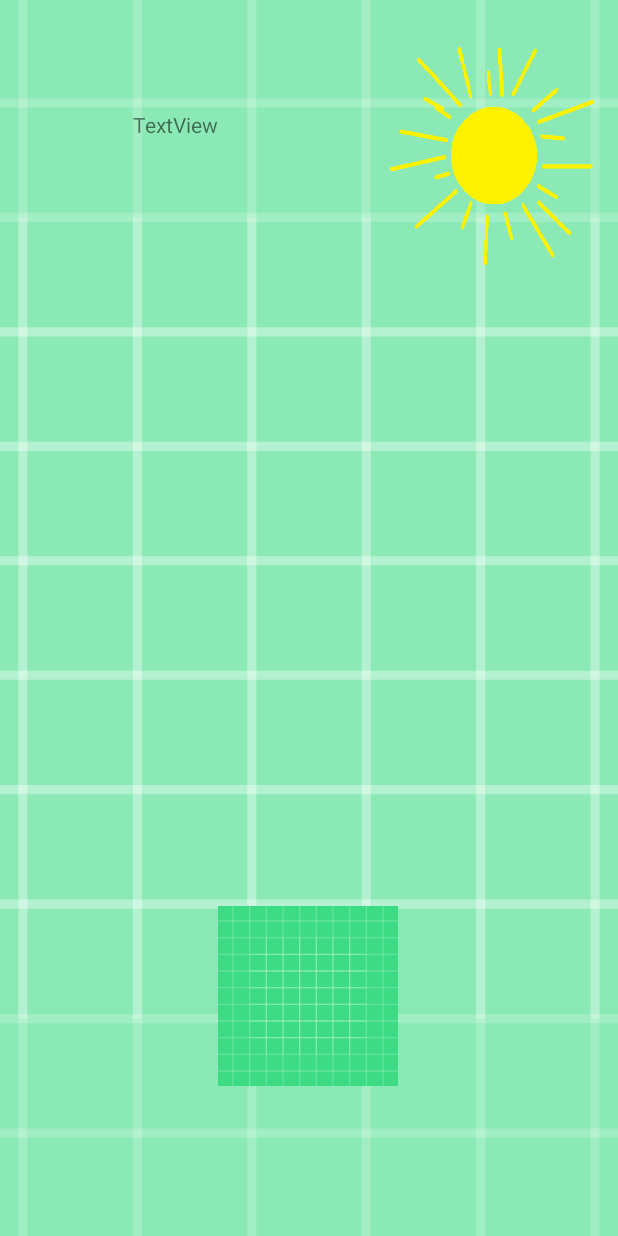
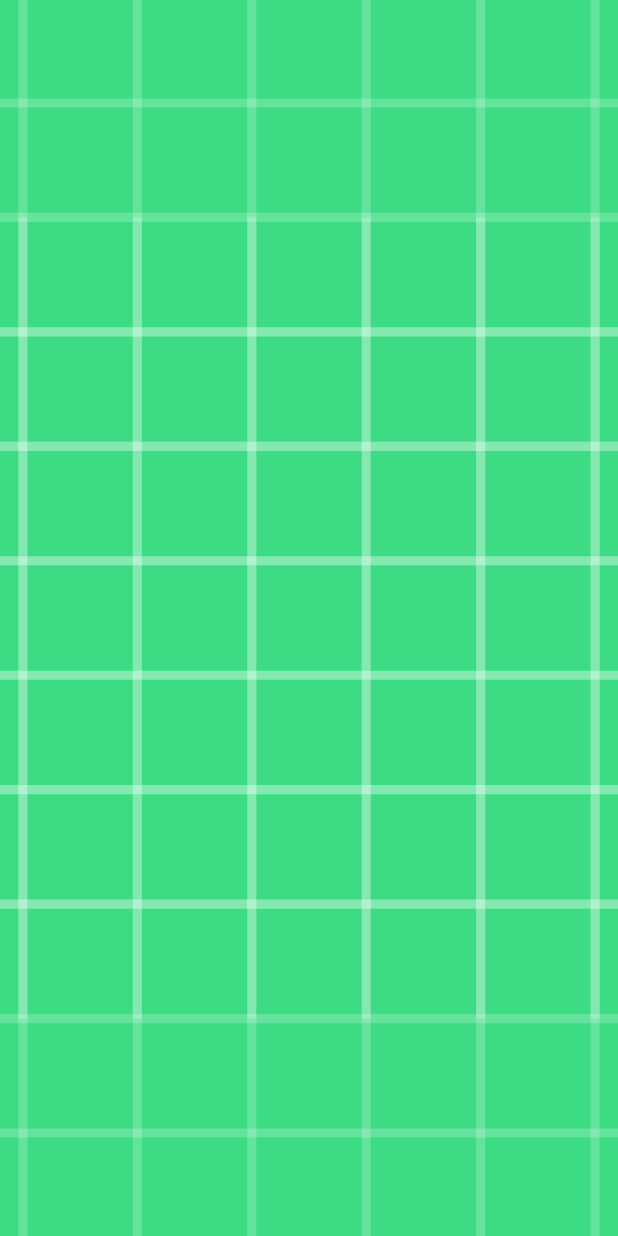
Before and after one commit to Pall00/AndroidProjektiRentoutusApp, an Android app: the layout activity_relaxing.xml on its own in the app's theme, with its tools: preview values and no code run, on a phone screen of 412 x 824 dp. Run offline under Robolectric (Android 15) with nearby library versions, the phone set to English and light mode, and no system bars.

Commit message:
Added pictures for relaxmode. Commit!

```diff
--- a/app/src/main/res/layout/activity_relaxing.xml
+++ b/app/src/main/res/layout/activity_relaxing.xml
@@ -5,14 +5,6 @@
     xmlns:tools="http://schemas.android.com/tools"
     android:layout_width="match_parent"
     android:layout_height="match_parent">
-
-    <ImageView
-        android:layout_width="match_parent"
-        android:layout_height="match_parent"
-        android:alpha="0.6"
-        android:id="@+id/imageView"
-        android:scaleType="centerCrop"
-        app:srcCompat="@drawable/ic_launcher_background"/>
 
     <androidx.constraintlayout.widget.ConstraintLayout
         android:layout_width="match_parent"
@@ -46,13 +38,23 @@
 
         <ImageView
             android:id="@+id/pupuView"
-            android:layout_width="120sp"
-            android:layout_height="160sp"
-            android:layout_marginBottom="80dp"
+            android:layout_width="60sp"
+            android:layout_height="120sp"
+            android:layout_marginBottom="16dp"
             app:layout_constraintBottom_toBottomOf="parent"
             app:layout_constraintEnd_toEndOf="parent"
-            app:layout_constraintHorizontal_bias="0.498"
+            app:layout_constraintHorizontal_bias="0.635"
             app:layout_constraintStart_toStartOf="parent"
             app:srcCompat="@drawable/ic_launcher_background" />
+
+        <ImageView
+            android:id="@+id/imageView"
+            android:layout_width="match_parent"
+            android:layout_height="match_parent"
+            android:alpha="1"
+            android:scaleType="centerCrop"
+            app:srcCompat="@drawable/ic_launcher_background"
+            tools:layout_editor_absoluteX="-2dp"
+            tools:layout_editor_absoluteY="3dp" />
     </androidx.constraintlayout.widget.ConstraintLayout>
 </RelativeLayout>
```
Also changed, not shown: app/src/main/java/com/example/androidprojectirentoutusapp/Relaxing.java (+8 -8 lines), 7 other files.
